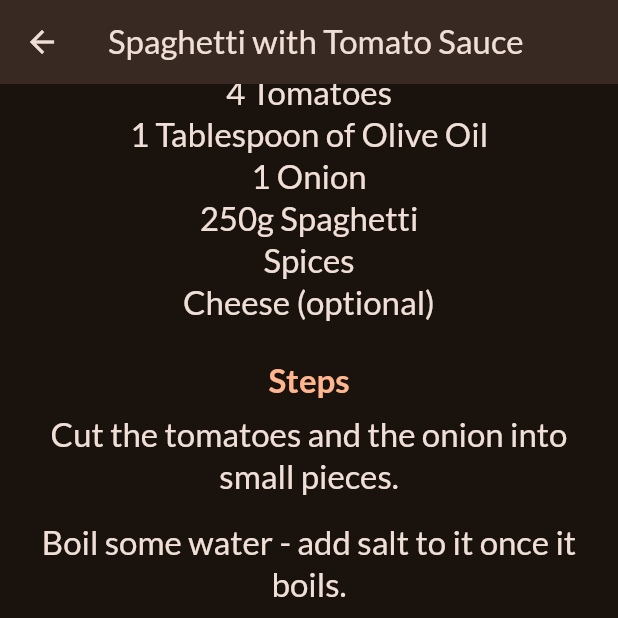
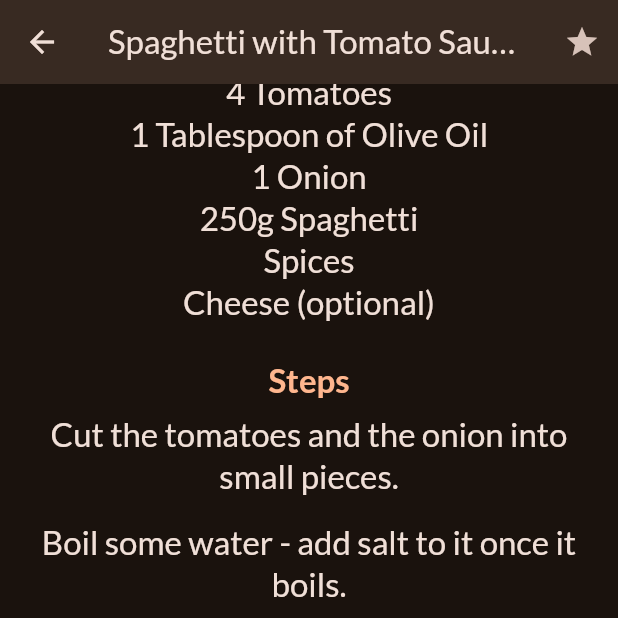
Before and after one commit to ThawedBuffalo/fdcg_08-mealsapp, a Flutter app: the MealDetailsPage screen opened directly with sample values from the repository, scrolled down 364 dp, on a phone screen of 412 x 824 dp, the top half of it. Run offline on Flutter 3.47's test engine with Material 3 defaults, Android fonts, the phone set to English and light mode, and no system bars; our stand-ins replace google_fonts, transparent_image; network calls fail.

Commit message:
section 8, chapter 15

```diff
--- a/lib/screens/meal_details_page.dart
+++ b/lib/screens/meal_details_page.dart
@@ -11,6 +11,9 @@ class MealDetailsPage extends StatelessWidget {
     return Scaffold(
         appBar: AppBar(
           title: Text(meal.title),
+          actions: [
+            IconButton(onPressed: () {  }, icon: Icon(Icons.star),)
+          ]
         ),
         body: SingleChildScrollView(
           child: Column(
```
